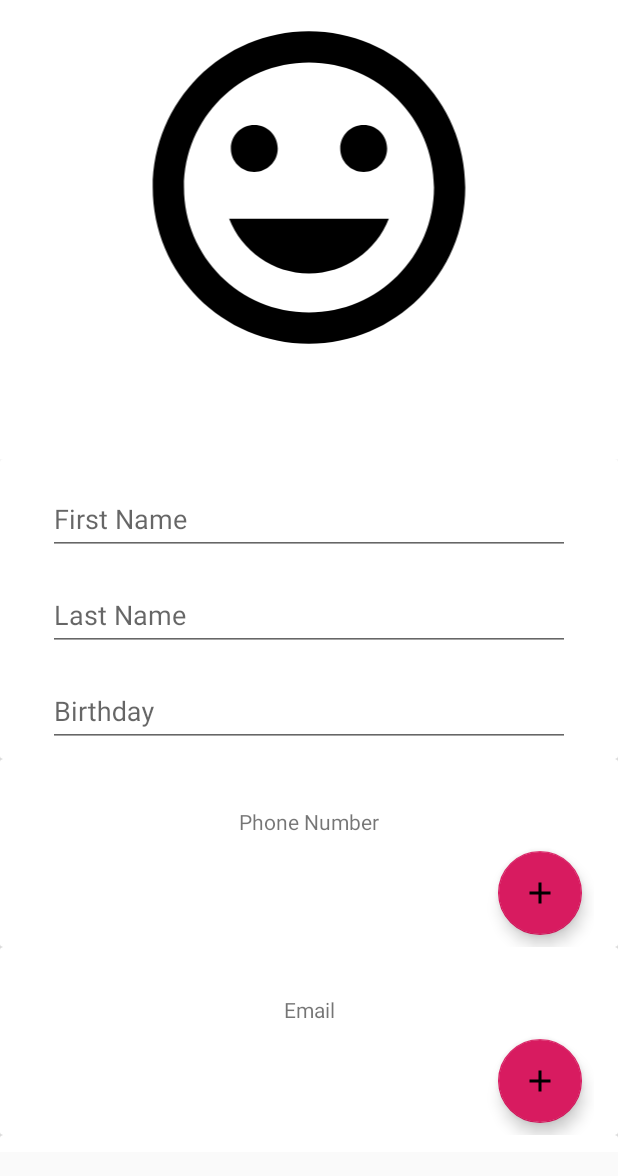
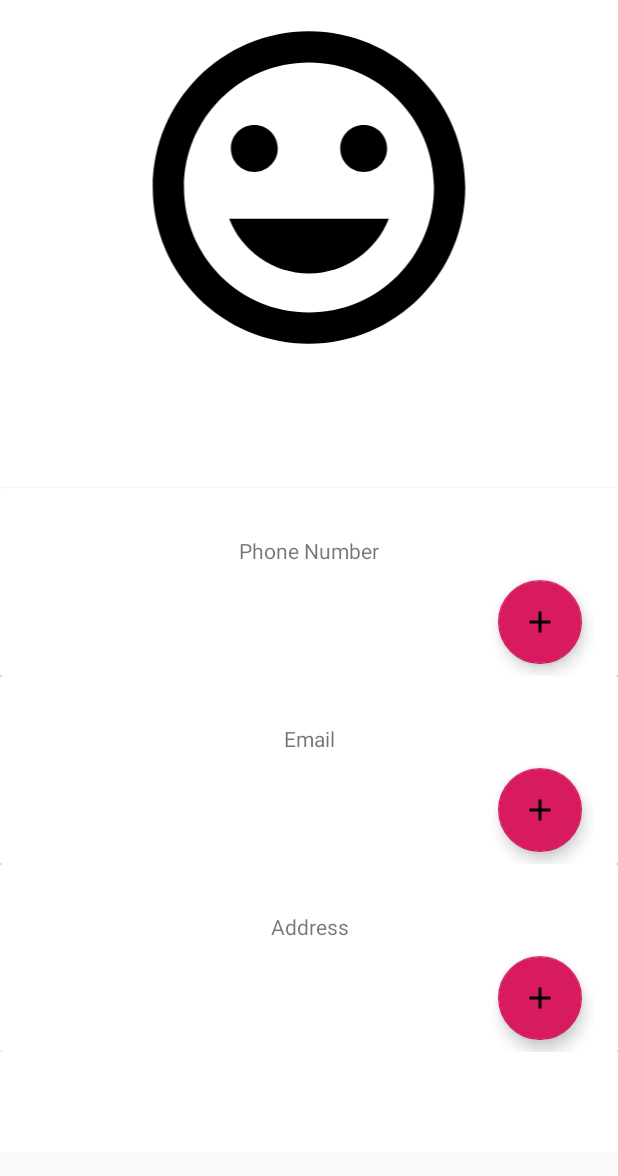
Before and after one commit to azubair100/Ahmed-Zubair-Contacts, an Android app: the ContactDetailsFragment screen opened through its navigation route, on a phone screen of 412 x 824 dp. Shown: the top 1176 px of the screen. Run offline under Robolectric (Android 15) with nearby library versions, the phone set to English and light mode, and no system bars; our stand-ins replace Room's generated code, data binding.

```diff
--- a/app/src/main/java/com/example/ahmedzubaircontacts/model/Person.kt
+++ b/app/src/main/java/com/example/ahmedzubaircontacts/model/Person.kt
@@ -10,5 +10,5 @@ data class Person(
     val lastName : String?,
     val birthday : String?): Serializable {
 
-    @PrimaryKey(autoGenerate = true) var personId: Long = 0
+    @PrimaryKey(autoGenerate = true) var personId: Long = 0L
 }
--- a/app/src/main/java/com/example/ahmedzubaircontacts/view/ListFragment.kt
+++ b/app/src/main/java/com/example/ahmedzubaircontacts/view/ListFragment.kt
@@ -6,6 +6,7 @@ import android.view.LayoutInflater
 import android.view.MenuItem
 import android.view.View
 import android.view.ViewGroup
+import android.widget.SearchView
 import androidx.appcompat.widget.Toolbar
 import androidx.fragment.app.Fragment
 import androidx.lifecycle.Observer
@@ -42,6 +43,7 @@ class ListFragment : Fragment() {
         super.onViewCreated(view, savedInstanceState)
         setUpToolBar()
         setUpRecyclerView()
+        setUpSearchView()
         observeViewModel()
         listViewModel.getAllPersons()
     }
@@ -51,6 +53,22 @@ class ListFragment : Fragment() {
             layoutManager = LinearLayoutManager(context)
             adapter = personAdapter
         }
+    }
+
+    private fun setUpSearchView(){
+        listFragmentSV.setOnQueryTextListener(object : SearchView.OnQueryTextListener {
+            override fun onQueryTextSubmit(query: String?): Boolean {
+                listViewModel.getPersonsByQuery(query)
+                return false
+            }
+
+            override fun onQueryTextChange(newText: String?): Boolean {
+                if (listFragmentSV.query.isEmpty()) {
+                    listViewModel.getAllPersons()
+                }
+                return false
+            }
+        })
     }
 
     private fun observeViewModel(){
--- a/app/src/main/java/com/example/ahmedzubaircontacts/view/NewEditContactFragment.kt
+++ b/app/src/main/java/com/example/ahmedzubaircontacts/view/NewEditContactFragment.kt
@@ -148,7 +148,6 @@ class NewEditContactFragment : Fragment() {
 
     private fun setUpEditText(){
         saveBtn.isEnabled = false
-//        birthdayETI.setOnFocusChangeListener{ _, b -> if (!b) hideKeyboard() }
 
         if(personId == 0L){
         firstNameETI.addTextChangedListener(object: TextWatcher{
--- a/app/src/main/java/com/example/ahmedzubaircontacts/view/adapters/PersonListAdapter.kt
+++ b/app/src/main/java/com/example/ahmedzubaircontacts/view/adapters/PersonListAdapter.kt
@@ -1,5 +1,6 @@
 package com.example.ahmedzubaircontacts.view.adapters
 
+import android.util.Log
 import android.view.LayoutInflater
 import android.view.View
 import android.view.ViewGroup
@@ -33,13 +34,14 @@ class PersonListAdapter(private val personList: ArrayList<Person>):
     override fun getItemCount(): Int = personList.size
 
     override fun onBindViewHolder(holder: PersonViewHolder, position: Int) {
+        Log.d("test ", "--" + personList[position].personId )
         holder.view.person = personList[position]
         holder.view.listener = this
     }
 
     override fun onPersonClicked(view: View) {
         val action = ListFragmentDirections.actionListFragmentToContactDetailsFragment()
-        action.personId = view.personId.toString().toLong()
+        action.personId = view.personIdIV.text.toString().toInt().toLong()
         Navigation.findNavController(view).navigate(action)
     }
 
--- a/app/src/main/res/layout/fragment_contact_details.xml
+++ b/app/src/main/res/layout/fragment_contact_details.xml
@@ -2,6 +2,18 @@
 <layout
     xmlns:android="http://schemas.android.com/apk/res/android"
     xmlns:app="http://schemas.android.com/apk/res-auto">
+
+    <data>
+        <variable
+            name="person"
+            type="com.example.ahmedzubaircontacts.model.Person"/>
+
+        <variable
+            name="phoneListener"
+            type="com.example.ahmedzubaircontacts.view.clicklisteners.PhoneClickListener"/>
+
+    </data>
+
 
     <androidx.coordinatorlayout.widget.CoordinatorLayout
         android:id="@+id/contactDetailsCOL"
@@ -24,7 +36,11 @@
                 android:orientation="vertical"
                 android:layout_gravity="center_horizontal">
 
-                <include layout="@layout/edit_contact_basic_info" />
+                <TextView
+                    android:id="@+id/birthDateTV"
+                    android:layout_width="match_parent"
+                    android:layout_height="wrap_content"/>
+
                 <include layout="@layout/edit_contact_phone" />
                 <include layout="@layout/edit_contact_email" />
                 <include layout="@layout/edit_contact_address" />
--- a/app/src/main/res/layout/fragment_new_edit_contact.xml
+++ b/app/src/main/res/layout/fragment_new_edit_contact.xml
@@ -5,7 +5,9 @@
 
     <androidx.constraintlayout.widget.ConstraintLayout
         android:layout_width="match_parent"
-        android:layout_height="match_parent">
+        android:layout_height="match_parent"
+        android:focusable="true"
+        android:focusableInTouchMode="true">
 
         <Button
             android:id="@+id/cancelBtn"
```
Also changed, not shown: app/build.gradle (+1 -21 lines), app/src/main/java/com/example/ahmedzubaircontacts/viewmodel/ListViewModel.kt (+5 -2 lines), app/src/main/res/layout/rv_contact_row.xml (+7 -7 lines).
